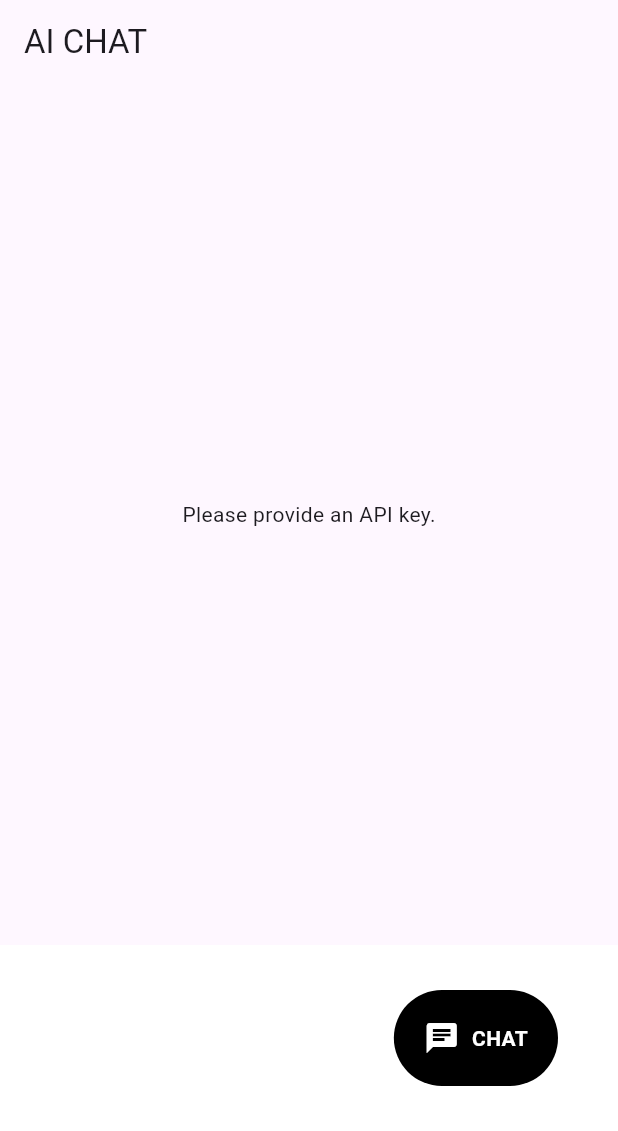
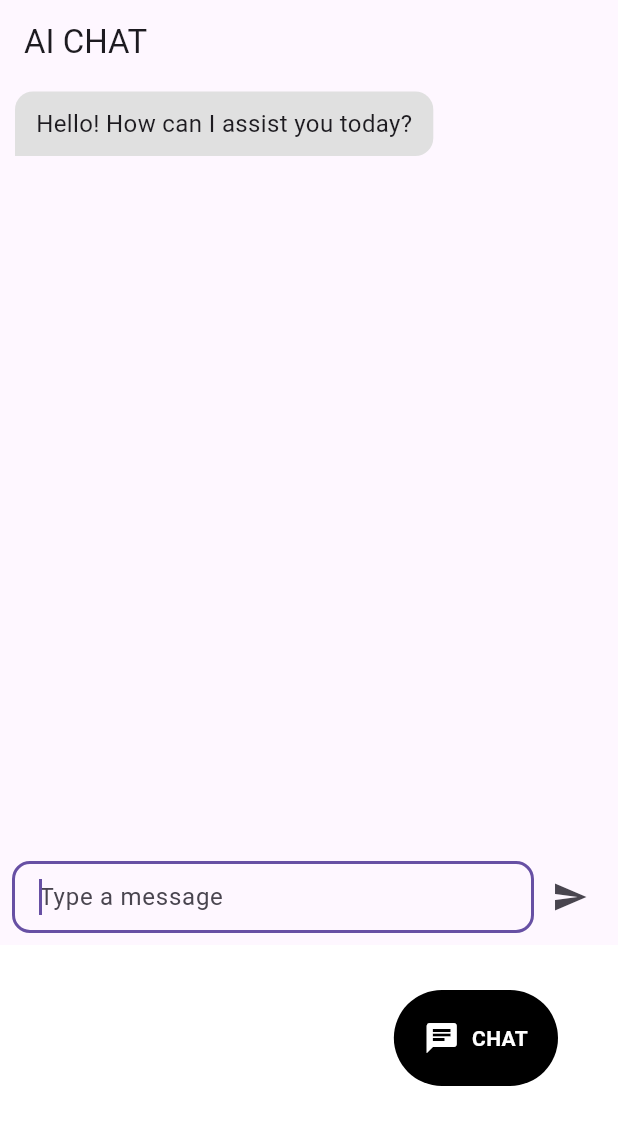
Before and after one commit to Deadlock-exe/MediSnap-AI, a Flutter app: the screen it shows once a user with an empty profile is signed in, on a phone screen of 412 x 824 dp, the part 105-1236 px from its top. Run offline on Flutter 3.47's test engine with Material 3 defaults, Android fonts, the light colour scheme and no system bars; drawn by our look-alikes of google_nav_bar; our stand-ins replace firebase_auth, firebase_core, google_generative_ai, shared_preferences; accounts and stored records are empty.

Commit message:
add multi turn feature

```diff
--- /dev/null
+++ b/lib/api/model.dart
@@ -0,0 +1,22 @@
+import 'package:google_generative_ai/google_generative_ai.dart';
+import 'package:medisnap/env.dart';
+
+final apiKey = Env.apikey;
+
+final aiModel = GenerativeModel(
+  model: 'gemini-1.5-flash',
+  apiKey: apiKey,
+);
+
+Future<ChatSession> startChat(GenerativeModel model) async {
+  final chat = model.startChat(history: [
+    Content.text('Hello! How can I assist you today?'),
+  ]);
+  return chat;
+}
+
+Future<String> sendMessage(ChatSession chat, String message) async {
+  final content = Content.text(message);
+  final response = await chat.sendMessage(content);
+  return response.text ?? "can't generate nothing";
+}
--- a/lib/pages/chat_page.dart
+++ b/lib/pages/chat_page.dart
@@ -1,6 +1,7 @@
 import 'package:flutter/material.dart';
 import 'package:google_generative_ai/google_generative_ai.dart';
-import 'package:medisnap/env.dart';
+import 'package:medisnap/api/model.dart';
+import 'package:shared_preferences/shared_preferences.dart';
 
 class ChatPage extends StatefulWidget {
   const ChatPage({super.key});
@@ -10,47 +11,162 @@ class ChatPage extends StatefulWidget {
 }
 
 class _ChatPageState extends State<ChatPage> {
+  late ChatSession _chat;
+  // ignore: unused_field
+  bool _isChatInitialized = false;
+  List<String> _messages = [];
+  final TextEditingController _controller = TextEditingController();
+  final ScrollController _scrollController = ScrollController();
+
+  @override
+  void initState() {
+    super.initState();
+    _initializeChat();
+    _loadMessages();
+  }
+
+  Future<void> _initializeChat() async {
+    final model = aiModel;
+    _chat = await startChat(model);
+    setState(() {
+      _isChatInitialized = true;
+      if (_messages.isEmpty) {
+        _messages.add('Bot: Hello! How can I assist you today?');
+      }
+    });
+  }
+
+  Future<void> _loadMessages() async {
+    final prefs = await SharedPreferences.getInstance();
+    final messages = prefs.getStringList('chat_messages');
+    if (messages != null) {
+      setState(() {
+        _messages = messages;
+      });
+      WidgetsBinding.instance.addPostFrameCallback((_) => _scrollToBottom());
+    }
+  }
+
+  Future<void> _saveMessages() async {
+    final prefs = await SharedPreferences.getInstance();
+    prefs.setStringList('chat_messages', _messages);
+  }
+
+  Future<void> _sendMessage(String message) async {
+    _controller.clear();
+    WidgetsBinding.instance.addPostFrameCallback((_) => _scrollToBottom());
+    setState(() {
+      _messages.add('You: $message');
+    });
+    final response = await sendMessage(_chat, message);
+    setState(() {
+      _messages.add('Bot: $response');
+    });
+    _saveMessages();
+    WidgetsBinding.instance.addPostFrameCallback((_) => _scrollToBottom());
+  }
+
+  void _scrollToBottom() {
+    _scrollController.animateTo(
+      _scrollController.position.maxScrollExtent + 300,
+      duration: const Duration(milliseconds: 300),
+      curve: Curves.easeOut,
+    );
+  }
+
   @override
   Widget build(BuildContext context) {
-    final apiKey = Env.apikey;
-    print('Retrieved API Key: $apiKey'); // Debug print
-    if (apiKey.isEmpty) {
     return Scaffold(
       appBar: AppBar(
         title: Text("AI CHAT"),
       ),
-        body: Center(
-          child: Text('Please provide an API key.'),
+      body: Column(
+        children: [
+          Expanded(
+            child: ListView.builder(
+              reverse: false,
+              controller: _scrollController,
+              itemCount: _messages.length,
+              itemBuilder: (context, index) {
+                final message = _messages[index];
+                final isUserMessage = message.startsWith('You:');
+                final alignment = isUserMessage
+                    ? Alignment.centerRight
+                    : Alignment.centerLeft;
+                final color =
+                    isUserMessage ? Colors.blue[200] : Colors.grey[300];
+                final borderRadius = isUserMessage
+                    ? BorderRadius.only(
+                        topLeft: Radius.circular(12),
+                        topRight: Radius.circular(12),
+                        bottomLeft: Radius.circular(12),
+                      )
+                    : BorderRadius.only(
+                        topLeft: Radius.circular(12),
+                        topRight: Radius.circular(12),
+                        bottomRight: Radius.circular(12),
+                      );
+
+                return Container(
+                  margin: const EdgeInsets.symmetric(
+                    vertical: 5,
+                    horizontal: 10,
+                  ),
+                  child: Align(
+                    alignment: alignment,
+                    child: Container(
+                      padding: const EdgeInsets.symmetric(
+                        vertical: 10,
+                        horizontal: 14,
+                      ),
+                      decoration: BoxDecoration(
+                        color: color,
+                        borderRadius: borderRadius,
+                      ),
+                      child: Text(
+                        message.substring(5),
+                        style: TextStyle(fontSize: 16),
+                      ),
+                    ),
                   ),
                 );
-    }
-    final model = GenerativeModel(
-      model: 'gemini-1.5-flash',
-      apiKey: apiKey,
-    );
-    Future<String> generateAns(GenerativeModel model) async {
-      final content = [Content.text('help with headache')];
-      final response = await model.generateContent(content);
-      return response.text ?? "can't generate nothing";
-    }
-
-    return Scaffold(
-      appBar: AppBar(
-        title: Text("AI CHAT"),
+              },
             ),
-      body: Center(
-        child: FutureBuilder<String>(
-          future: generateAns(model),
-          builder: (context, snapshot) {
-            if (snapshot.connectionState == ConnectionState.waiting) {
-              return CircularProgressIndicator();
-            } else if (snapshot.hasData) {
-              return Text(snapshot.data!);
-            } else {
-              return Text('Error: ${snapshot.error}');
+          ),
+          Padding(
+            padding: const EdgeInsets.all(8.0),
+            child: Row(
+              children: [
+                Expanded(
+                  child: TextField(
+                    controller: _controller,
+                    autocorrect: false,
+                    autofocus: true,
+                    decoration: InputDecoration(
+                      hintText: 'Type a message',
+                      border: OutlineInputBorder(
+                        borderRadius: BorderRadius.circular(12),
+                      ),
+                      contentPadding: EdgeInsets.symmetric(
+                        vertical: 10,
+                        horizontal: 14,
+                      ),
+                    ),
+                  ),
+                ),
+                IconButton(
+                  icon: Icon(Icons.send),
+                  onPressed: () {
+                    final message = _controller.text;
+                    if (message.isNotEmpty) {
+                      _sendMessage(message);
                     }
                   },
                 ),
+              ],
+            ),
+          ),
+        ],
       ),
     );
   }
--- a/pubspec.yaml
+++ b/pubspec.yaml
@@ -41,6 +41,7 @@ dependencies:
   google_nav_bar: ^5.0.6
   google_generative_ai: ^0.4.3
   envied: ^0.5.4+1
+  shared_preferences: ^2.2.3
 
 dev_dependencies:
   flutter_test:
```
Also changed, not shown: pubspec.lock, 2 other files. Lines whose indentation alone changed are shown as unchanged.
